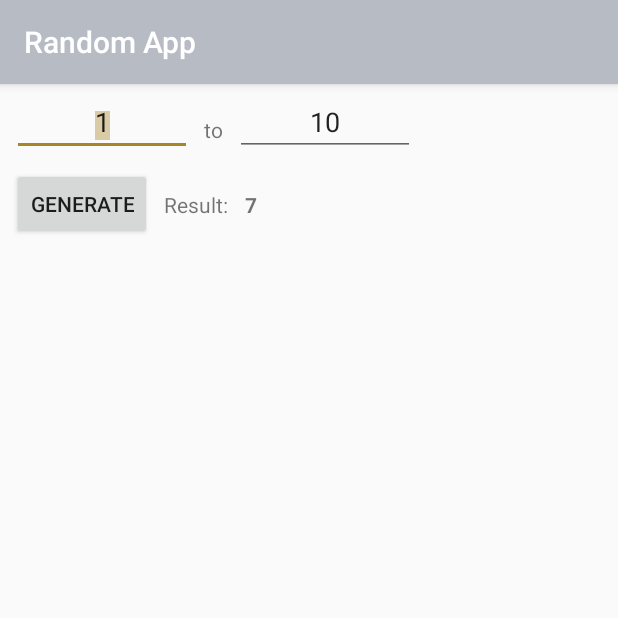
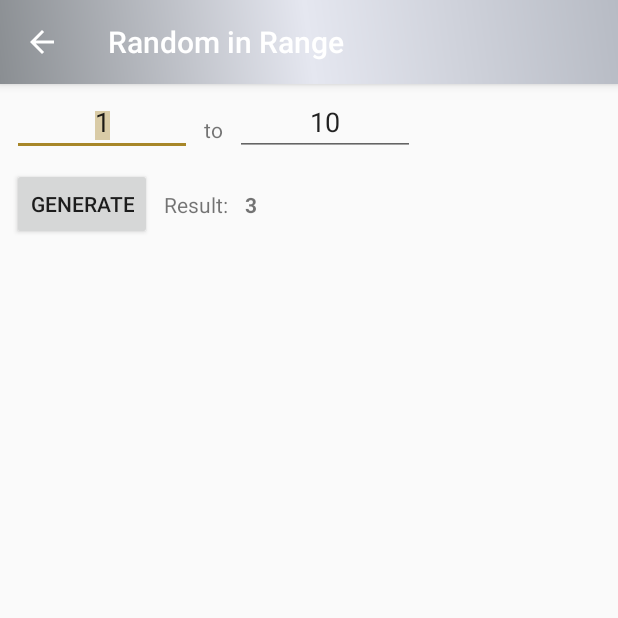
Before and after one commit to armlesswunder/random_app_android, an Android app: the RangeActivity screen opened directly, with no data from a screen before it, after a tap on "GENERATE", on a phone screen of 412 x 824 dp, the top half of it. Run offline under Robolectric (Android 15) with nearby library versions, the phone set to English and light mode, and no system bars.

Commit message:
improved range

```diff
--- a/app/src/main/AndroidManifest.xml
+++ b/app/src/main/AndroidManifest.xml
@@ -10,7 +10,9 @@
             android:roundIcon="@mipmap/ic_launcher_round"
             android:supportsRtl="true"
             android:theme="@style/AppTheme">
-        <activity android:name=".RangeActivity"></activity>
+        <activity android:name=".RangeActivity"
+                android:label="Random in Range"
+                android:parentActivityName=".MainActivity" />
         <activity
                 android:name=".CoinToss"
                 android:label="Coin Toss"
--- a/app/src/main/java/com/abw/random_app/RangeActivity.kt
+++ b/app/src/main/java/com/abw/random_app/RangeActivity.kt
@@ -1,11 +1,13 @@
 package com.abw.random_app
 
 import android.os.Bundle
+import android.view.MenuItem
 import android.view.View
 import android.view.inputmethod.EditorInfo
 import android.view.inputmethod.InputMethodManager
 import android.widget.Toast
 import androidx.appcompat.app.AppCompatActivity
+import com.abw.random_app.MainActivity.Companion.prefs
 import kotlinx.android.synthetic.main.activity_range.*
 import java.util.*
 
@@ -13,7 +15,12 @@ class RangeActivity : AppCompatActivity() {
     override fun onCreate(savedInstanceState: Bundle?) {
         super.onCreate(savedInstanceState)
         setContentView(R.layout.activity_range)
+        supportActionBar?.setBackgroundDrawable(resources.getDrawable(R.drawable.toolbar_background, null))
 
+        val min = prefs.getInt("min", 1)
+        val max = prefs.getInt("max", 10)
+        txtMin.setText(min.toString())
+        txtMax.setText(max.toString())
         txtMax.setOnEditorActionListener { view, actionId, _ ->
             if (actionId == EditorInfo.IME_ACTION_DONE) {
                 btnGeneratePressed(view)
@@ -23,11 +30,34 @@ class RangeActivity : AppCompatActivity() {
     }
 
     fun btnGeneratePressed(view: View) {
-        val min = Integer.parseInt(txtMin.text.toString())
-        val max = Integer.parseInt(txtMax.text.toString())
-        val random = Random()
-        val randVal: Int = random.nextInt((max + 1) - min) + min
+        try {
+            val min = Integer.parseInt(txtMin.text.toString())
+            val max = Integer.parseInt(txtMax.text.toString())
+            val random = Random(System.currentTimeMillis())
+            val randVal: Int = random.nextInt((max + 1) - min) + min
 
-        valueResult.text = randVal.toString()
+            valueResult.text = randVal.toString()
+            prefs.edit().apply {
+                putInt("min", min)
+                putInt("max", max)
+                apply()
+            }
+        } catch (e: Throwable) {
+            valueResult.text = "Error: " + e.message.toString()
+        }
+    }
+    override fun onOptionsItemSelected(item: MenuItem?): Boolean {
+        return when (item?.itemId) {
+            R.id.home -> {
+                setResult(1)
+                finish()
+                true
+            }
+            else -> {
+                setResult(1)
+                finish()
+                true
+            }
+        }
     }
 }
--- a/app/src/main/res/layout/activity_range.xml
+++ b/app/src/main/res/layout/activity_range.xml
@@ -13,6 +13,7 @@
         android:layout_height="40dp"
         android:layout_margin="8dp"
         android:text="1"
+        android:maxLength="9"
         android:selectAllOnFocus="true"
         android:gravity="center"
         android:inputType="number"
@@ -36,6 +37,7 @@
         android:layout_height="40dp"
         android:layout_margin="8dp"
         android:text="10"
+        android:maxLength="9"
         android:selectAllOnFocus="true"
         android:gravity="center"
         android:inputType="number"
```
